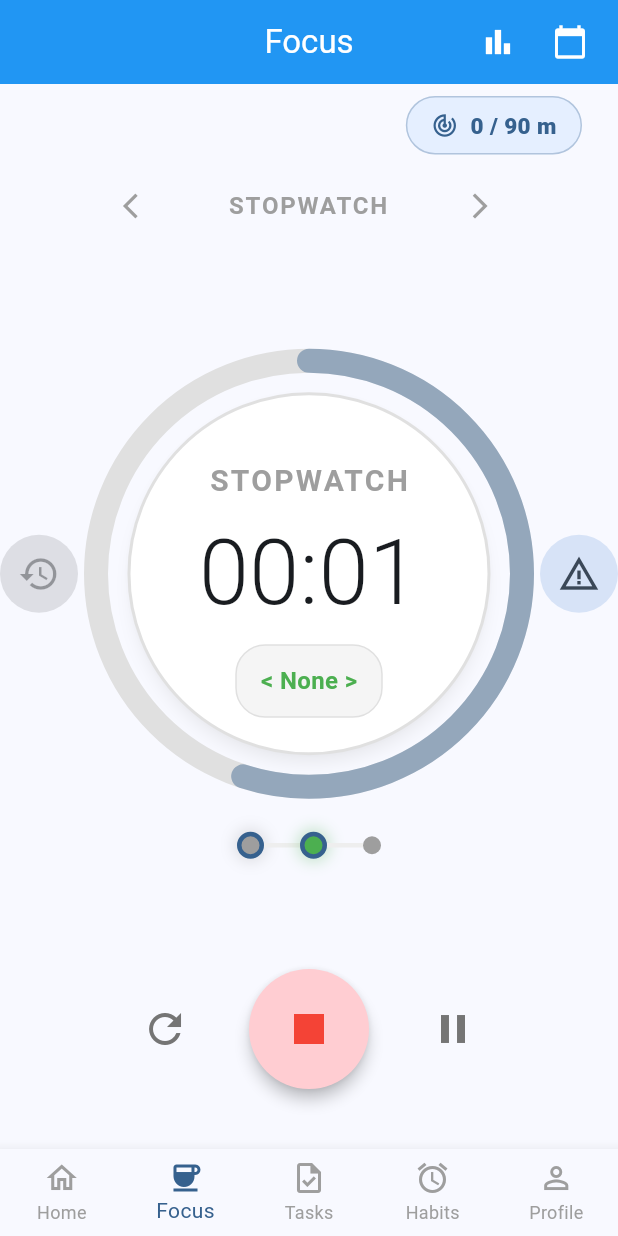
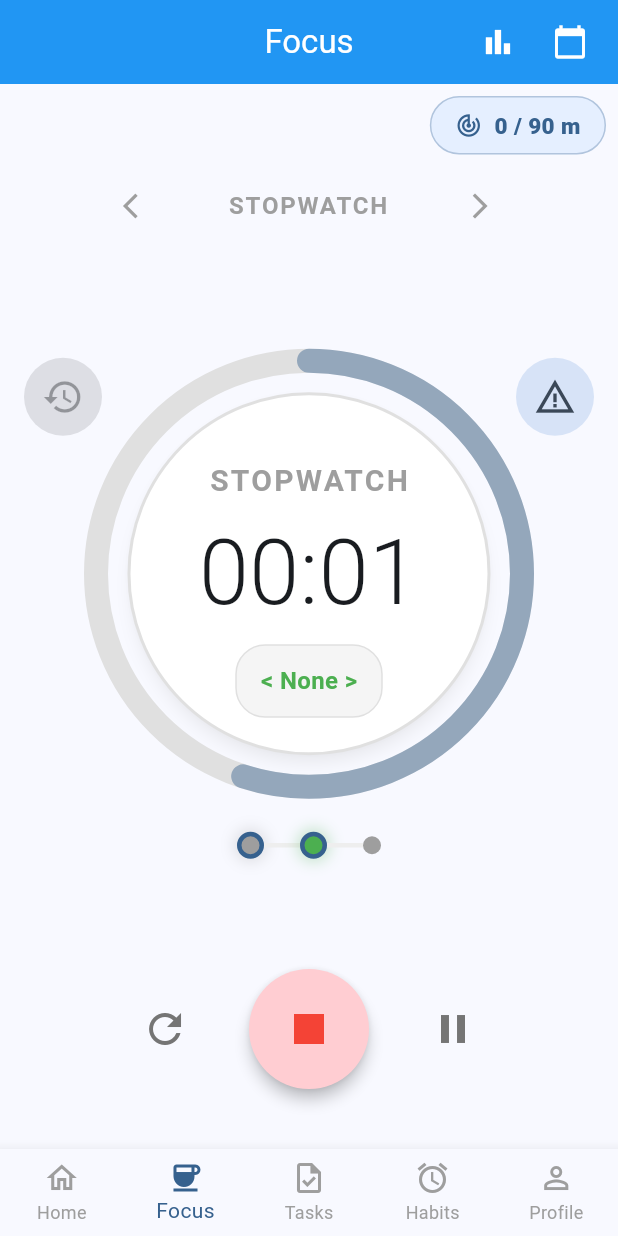
Before and after one commit to Benji377/Timety, a Flutter app: the screen it shows after launch, item 2 of the bottom bar chosen, after a tap on the "play arrow" icon, on a phone screen of 412 x 824 dp. Run offline on Flutter 3.47's test engine with Material 3 defaults, Android fonts, the phone set to English and light mode, and no system bars; our stand-ins replace connectivity_plus, fl_chart, flutter_local_notifications, flutter_map, flutter_timezone, geolocator and 6 more; accounts and stored records are empty.

Commit message:
mobile tested

```diff
--- a/lib/providers/focus_provider.dart
+++ b/lib/providers/focus_provider.dart
@@ -2,6 +2,7 @@ import 'dart:async';
 import 'package:flutter/material.dart';
 import '../data/focus/focus_models.dart';
 import '../data/focus/focus_repository.dart';
+import '../services/notification_service.dart';
 
 class FocusProvider extends ChangeNotifier {
   final FocusRepository repository;
@@ -128,6 +129,36 @@ class FocusProvider extends ChangeNotifier {
 
   // --- SESSION ACTIONS ---
 
+  void _updateNotification({bool asPaused = false}) {
+    if (_activeMode == null || _activeMode!.phases.isEmpty) return;
+
+    final currentPhase = _activeMode!.phases[_currentPhaseIndex];
+    final isStopwatch = currentPhase.durationMinutes == -1;
+
+    if (asPaused) {
+      final mins = _secondsRemainingInPhase ~/ 60;
+      final secs = (_secondsRemainingInPhase % 60).toString().padLeft(2, '0');
+      NotificationService.instance.showFocusTimerNotification(
+        phaseName: currentPhase.type.name,
+        targetTime: DateTime.now(),
+        isStopwatch: isStopwatch,
+        isPaused: true,
+        pausedText: isStopwatch ? "Paused" : "$mins:$secs remaining",
+      );
+    } else {
+      final targetTime = isStopwatch
+          ? DateTime.now().subtract(Duration(seconds: _currentSecondsFocussed))
+          : DateTime.now().add(Duration(seconds: _secondsRemainingInPhase));
+
+      NotificationService.instance.showFocusTimerNotification(
+        phaseName: currentPhase.type.name,
+        targetTime: targetTime,
+        isStopwatch: isStopwatch,
+        isPaused: false,
+      );
+    }
+  }
+
   void startSession() {
     if (_activeMode == null || _activeMode!.phases.isEmpty) return;
 
@@ -145,6 +176,8 @@ class FocusProvider extends ChangeNotifier {
 
     _isRunning = true;
     _isPaused = false;
+
+    _updateNotification();
     notifyListeners();
 
     _timer?.cancel();
@@ -177,6 +210,10 @@ class FocusProvider extends ChangeNotifier {
       if (_secondsRemainingInPhase <= 0) {
         _currentPhaseIndex++;
         _setupPhase(_currentPhaseIndex);
+
+        if (_isRunning) {
+          _updateNotification();
+        }
       }
     }
     notifyListeners();
@@ -186,11 +223,13 @@ class FocusProvider extends ChangeNotifier {
     _timer?.cancel();
     _isPaused = true;
     _isRunning = false;
+    _updateNotification(asPaused: true);
     notifyListeners();
   }
 
   void stopSession({bool completed = false}) async {
     _timer?.cancel();
+    NotificationService.instance.cancelFocusTimerNotification();
 
     if (_currentSession != null) {
       _currentSession!.endTime = DateTime.now();
@@ -213,6 +252,8 @@ class FocusProvider extends ChangeNotifier {
 
   void resetSession() {
     _timer?.cancel();
+    NotificationService.instance.cancelFocusTimerNotification();
+
     _isRunning = false;
     _isPaused = false;
     _currentSession = null;
--- a/lib/screens/focus/focus_modes_screen.dart
+++ b/lib/screens/focus/focus_modes_screen.dart
@@ -4,8 +4,8 @@ import 'package:provider/provider.dart';
 import '../../providers/focus_provider.dart';
 import '../../data/focus/focus_models.dart';
 import '../../widgets/focus_mode_timeline.dart';
-import '../../widgets/app_dialogs.dart'; // Import your AppDialogs
-import '../../widgets/phase_editor_dialog.dart'; // Import the new Editor
+import '../../widgets/app_dialogs.dart';
+import '../../widgets/phase_editor_dialog.dart';
 
 class FocusModesScreen extends StatelessWidget {
   const FocusModesScreen({super.key});
--- a/lib/screens/focus/focus_screen.dart
+++ b/lib/screens/focus/focus_screen.dart
@@ -268,11 +268,11 @@ class FocusScreen extends StatelessWidget {
       ),
       body: Column(
         children: [
-          // --- 3. THE NEW DAILY GOAL BADGE ---
+          // --- DAILY GOAL BADGE ---
           Align(
             alignment: Alignment.topRight,
             child: Padding(
-              padding: const EdgeInsets.only(top: 8.0, right: 24.0),
+              padding: const EdgeInsets.only(top: 8.0, right: 8.0),
               child: GestureDetector(
                 onTap: () {
                   Navigator.push(
@@ -383,7 +383,7 @@ class FocusScreen extends StatelessWidget {
           // --- GAUGE & SIDE BUTTONS ---
           SizedBox(
             height: 320,
-            width: 550,
+            width: double.infinity,
             child: Stack(
               alignment: Alignment.center,
               children: [
@@ -412,7 +412,8 @@ class FocusScreen extends StatelessWidget {
 
                 // TIME MACHINE BUTTON
                 Positioned(
-                  left: 0,
+                  top: 16,
+                  left: 16,
                   child: IconButton.filledTonal(
                     icon: const Icon(Icons.history),
                     tooltip: "Log Past Session",
@@ -429,7 +430,8 @@ class FocusScreen extends StatelessWidget {
 
                 // DISTRACTIONS BUTTON
                 Positioned(
-                  right: 0,
+                  top: 16,
+                  right: 16,
                   child: IconButton.filledTonal(
                     icon: const Icon(Icons.warning_amber),
                     tooltip: "Log Distraction/Event",
--- a/lib/screens/home_screen.dart
+++ b/lib/screens/home_screen.dart
@@ -270,6 +270,7 @@ class HomeScreen extends StatelessWidget {
               ),
             ),
 
+            const SizedBox(height: 16),
             const Divider(height: 1),
 
             // --- BOTTOM HALF: ACTION REQUIRED ---
--- a/lib/services/notification_service.dart
+++ b/lib/services/notification_service.dart
@@ -12,12 +12,14 @@ class NotificationService {
   static final NotificationService instance = NotificationService._internal();
   NotificationService._internal();
 
-  final FlutterLocalNotificationsPlugin _notificationsPlugin = FlutterLocalNotificationsPlugin();
+  final FlutterLocalNotificationsPlugin _notificationsPlugin =
+      FlutterLocalNotificationsPlugin();
   bool _isInitialized = false;
 
   // Reserved IDs to prevent collisions
   static const int dailyMotivationId = 9999;
   static const int endOfDayCheckupId = 9998;
+  static const int focusTimerId = 9997;
 
   Future<void> init() async {
     if (_isInitialized) return;
@@ -31,12 +33,14 @@ class NotificationService {
     final TimezoneInfo timeZoneName = await FlutterTimezone.getLocalTimezone();
     tz.setLocalLocation(tz.getLocation(timeZoneName.identifier));
 
-    const AndroidInitializationSettings androidSettings = AndroidInitializationSettings('@mipmap/ic_launcher');
-    const DarwinInitializationSettings iosSettings = DarwinInitializationSettings(
-      requestAlertPermission: true,
-      requestBadgePermission: true,
-      requestSoundPermission: true,
-    );
+    const AndroidInitializationSettings androidSettings =
+        AndroidInitializationSettings('@mipmap/ic_launcher');
+    const DarwinInitializationSettings iosSettings =
+        DarwinInitializationSettings(
+          requestAlertPermission: true,
+          requestBadgePermission: true,
+          requestSoundPermission: true,
+        );
 
     const InitializationSettings initSettings = InitializationSettings(
       android: androidSettings,
@@ -47,7 +51,9 @@ class NotificationService {
 
     if (Platform.isAndroid) {
       await _notificationsPlugin
-          .resolvePlatformSpecificImplementation<AndroidFlutterLocalNotificationsPlugin>()
+          .resolvePlatformSpecificImplementation<
+            AndroidFlutterLocalNotificationsPlugin
+          >()
           ?.requestNotificationsPermission();
     }
 
@@ -99,7 +105,14 @@ class NotificationService {
     if (kIsWeb) return;
 
     final now = tz.TZDateTime.now(tz.local);
-    tz.TZDateTime scheduledDate = tz.TZDateTime(tz.local, now.year, now.month, now.day, time.hour, time.minute);
+    tz.TZDateTime scheduledDate = tz.TZDateTime(
+      tz.local,
+      now.year,
+      now.month,
+      now.day,
+      time.hour,
+      time.minute,
+    );
 
     if (scheduledDate.isBefore(now)) {
       scheduledDate = scheduledDate.add(const Duration(days: 1));
@@ -122,7 +135,8 @@ class NotificationService {
         iOS: DarwinNotificationDetails(),
       ),
       androidScheduleMode: AndroidScheduleMode.exactAllowWhileIdle,
-      matchDateTimeComponents: DateTimeComponents.time, // Repeats daily at this time!
+      matchDateTimeComponents:
+          DateTimeComponents.time, // Repeats daily at this time!
     );
   }
 
@@ -136,7 +150,14 @@ class NotificationService {
     if (kIsWeb) return;
 
     final now = tz.TZDateTime.now(tz.local);
-    tz.TZDateTime scheduledDate = tz.TZDateTime(tz.local, now.year, now.month, now.day, time.hour, time.minute);
+    tz.TZDateTime scheduledDate = tz.TZDateTime(
+      tz.local,
+      now.year,
+      now.month,
+      now.day,
+      time.hour,
+      time.minute,
+    );
 
     if (scheduledDate.isBefore(now)) {
       scheduledDate = scheduledDate.add(const Duration(days: 1));
@@ -168,7 +189,9 @@ class NotificationService {
           channelDescription: 'Your daily morning boost',
           importance: Importance.defaultImportance,
           priority: Priority.defaultPriority,
-          styleInformation: BigTextStyleInformation(''), // Allows multi-line text
+          styleInformation: BigTextStyleInformation(
+            '',
+          ), // Allows multi-line text
           icon: '@mipmap/ic_launcher',
         ),
         iOS: DarwinNotificationDetails(),
@@ -186,7 +209,14 @@ class NotificationService {
     if (kIsWeb) return;
 
     final now = tz.TZDateTime.now(tz.local);
-    tz.TZDateTime scheduledDate = tz.TZDateTime(tz.local, now.year, now.month, now.day, time.hour, time.minute);
+    tz.TZDateTime scheduledDate = tz.TZDateTime(
+      tz.local,
+      now.year,
+      now.month,
+      now.day,
+      time.hour,
+      time.minute,
+    );
 
     if (scheduledDate.isBefore(now)) {
       scheduledDate = scheduledDate.add(const Duration(days: 1));
@@ -223,4 +253,49 @@ class NotificationService {
     if (kIsWeb) return;
     await _notificationsPlugin.cancel(id: _generateId(habitId, 'habit_time'));
   }
+
+  /// Shows a pinned notification that natively ticks up or down!
+  Future<void> showFocusTimerNotification({
+    required String phaseName,
+    required DateTime targetTime,
+    required bool isStopwatch,
+    bool isPaused = false,
+    String? pausedText,
+  }) async {
+    if (kIsWeb) return;
+
+    await _notificationsPlugin.show(
+      id: focusTimerId,
+      title: isPaused ? 'Focus Paused ⏸️' : 'Focus Active 🔥',
+      body: isPaused
+          ? 'Phase: $phaseName | $pausedText'
+          : 'Current Phase: $phaseName',
+      notificationDetails: NotificationDetails(
+        android: AndroidNotificationDetails(
+          'focus_timer_channel',
+          'Active Focus Timer',
+          channelDescription:
+              'Persistent notification for active focus sessions',
+          importance: Importance
+              .low, // Low importance so it doesn't pop-up and interrupt
+          priority: Priority.low,
+          ongoing: true, // PINNED: User cannot swipe it away!
+          autoCancel: false,
+          usesChronometer:
+              !isPaused, // THE MAGIC TRICK: Android natively ticks the timer
+          chronometerCountDown:
+              !isStopwatch, // Ticks down for timers, up for stopwatches
+          when: targetTime.millisecondsSinceEpoch,
+          icon: '@mipmap/ic_launcher',
+        ),
+        iOS: const DarwinNotificationDetails(),
+      ),
+    );
+  }
+
+  /// Removes the pinned notification when stopped
+  Future<void> cancelFocusTimerNotification() async {
+    if (kIsWeb) return;
+    await _notificationsPlugin.cancel(id: focusTimerId);
+  }
 }
```
Also changed, not shown: lib/screens/overview_stats_screen.dart (+36 -11 lines), 1 other file.
